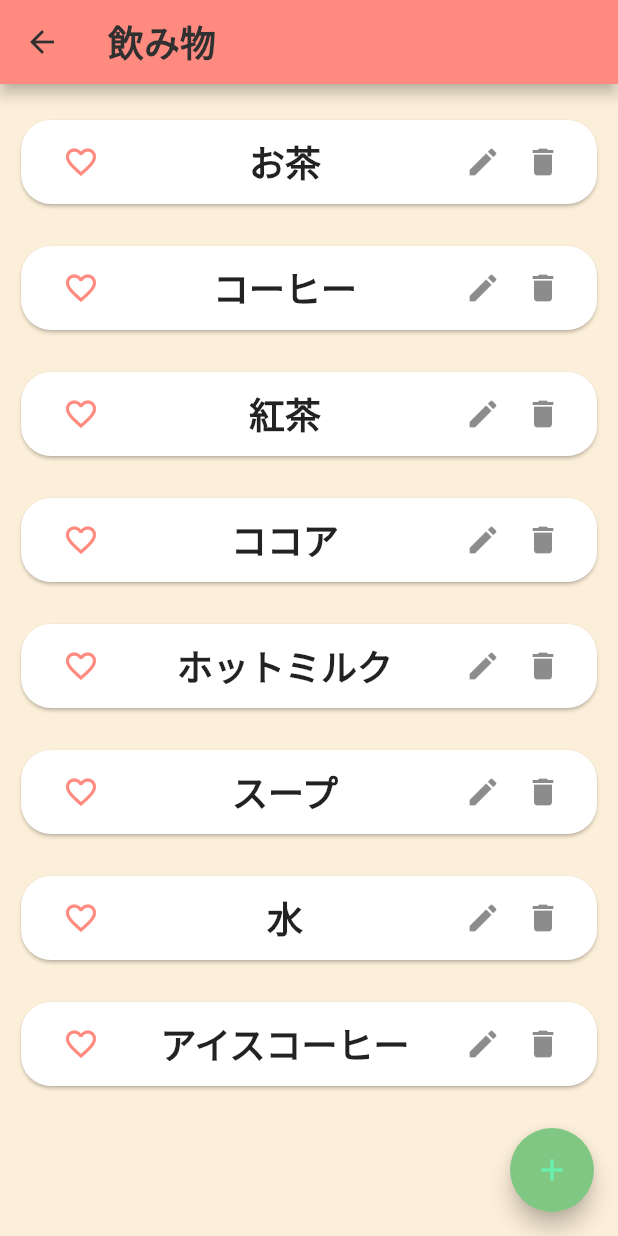
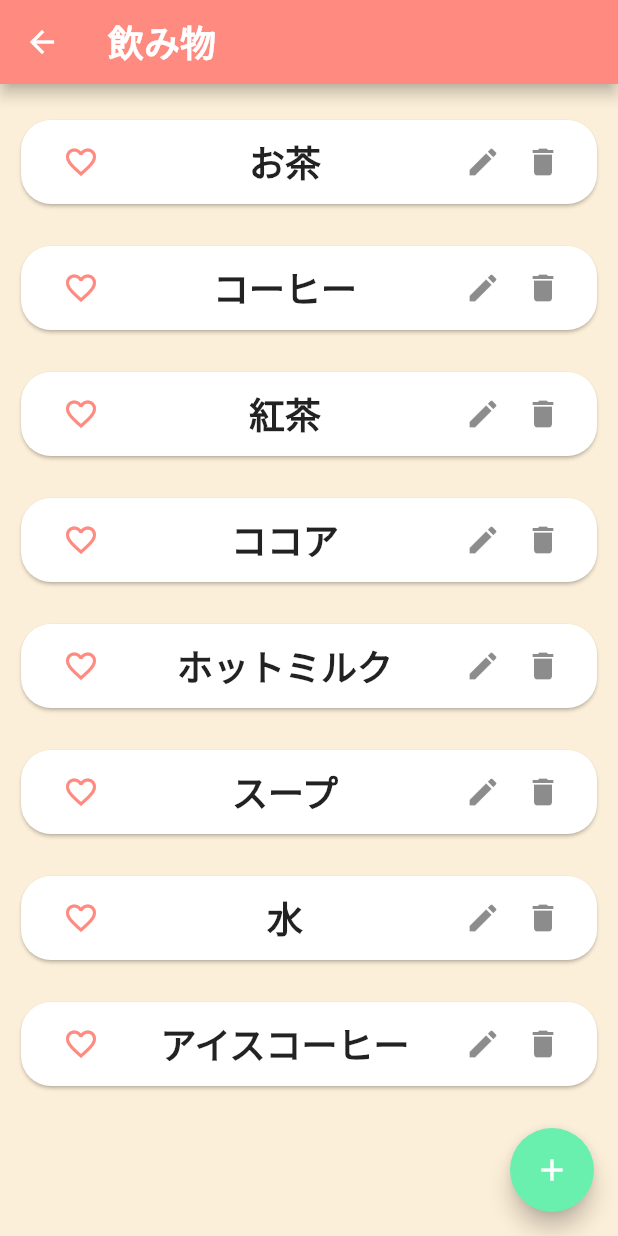
Before and after one commit to CIT-NakamuraLab/flutter_text_to_speech_demo, a Flutter app: the screen it shows after launch, after a tap on "飲み物", on a phone screen of 412 x 824 dp. Run offline on Flutter 3.47's test engine with Material 2 defaults, Android fonts, the phone set to English and light mode, and no system bars; our stand-ins replace flutter_tts, sqflite; missing offline and left inert: shake; accounts and stored records are empty.

Commit message:
Edit App bar dark mode

```diff
--- a/lib/main.dart
+++ b/lib/main.dart
@@ -32,8 +32,8 @@ class MyApp extends StatelessWidget {
           primary: Colors.redAccent[100],
           onPrimary: Colors.grey[850],
           inversePrimary: Colors.white,
-          secondary: Colors.green[300],
-          onSecondary: Colors.greenAccent,
+          secondary: Colors.greenAccent,
+          onSecondary: Colors.green[300],
           background: const Color.fromARGB(255, 252, 239, 217),
           error: Colors.red,
         ),
--- a/lib/screens/selected_category.dart
+++ b/lib/screens/selected_category.dart
@@ -145,8 +145,14 @@ class _SelectedCategoryState extends State<SelectedCategory> {
       appBar: AppBar(
         leading: IconButton(
           icon: Platform.isIOS
-              ? const Icon(Icons.arrow_back_ios)
-              : const Icon(Icons.arrow_back),
+              ? const Icon(
+                  Icons.arrow_back_ios,
+                  color: Colors.white,
+                )
+              : const Icon(
+                  Icons.arrow_back,
+                  color: Colors.white,
+                ),
           onPressed: () {
             // ここで任意の処理
             TextToSpeech.speak("1つ前のページに戻りました");
@@ -155,7 +161,11 @@ class _SelectedCategoryState extends State<SelectedCategory> {
         ),
         title: Text(
           categoryTitle,
-          style: const TextStyle(fontSize: 24, fontWeight: FontWeight.bold),
+          style: TextStyle(
+            fontSize: 24,
+            fontWeight: FontWeight.bold,
+            color: Theme.of(context).colorScheme.inversePrimary,
+          ),
         ),
       ),
       body: _loadedData
@@ -304,7 +314,10 @@ class _SelectedCategoryState extends State<SelectedCategory> {
             ),
       floatingActionButton: FloatingActionButton(
         heroTag: "add",
-        child: const Icon(Icons.add),
+        child: const Icon(
+          Icons.add,
+          color: Colors.white,
+        ),
         onPressed: () => _modal(
           id: null,
           category: category,
--- a/lib/widgets/adding_edit_modal.dart
+++ b/lib/widgets/adding_edit_modal.dart
@@ -88,10 +88,12 @@ class AddingEditModal extends StatelessWidget {
                     ? const Text(
                         "さくせい",
                         key: Key("adding_edit_modal_make"),
+                        style: TextStyle(color: Colors.white),
                       )
                     : const Text(
                         "こうしん",
                         key: Key("adding_edit_modal_update"),
+                        style: TextStyle(color: Colors.white),
                       ),
               ),
             ],
```
Also changed, not shown: lib/screens/input_text.dart (+5 -10 lines).
